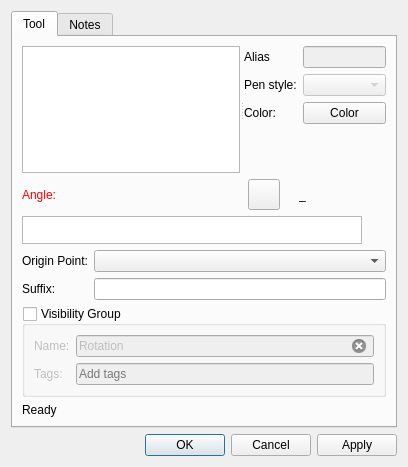
The window that src/libs/vtools/dialogs/tools/dialogrotation.ui (dismine/valentina) describes before a commit, drawn with Qt 5.
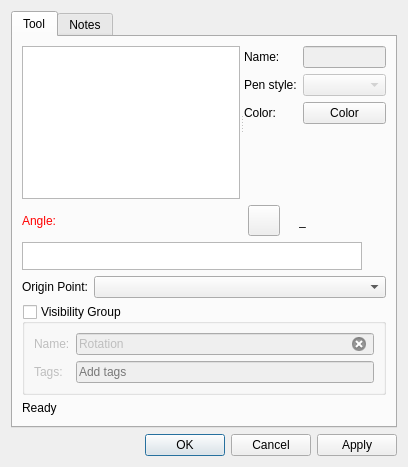
The same window after the commit. Icons and pictures are not drawn. Custom widgets are drawn as their Qt base class.

What changed in the file:
```diff
--- a/src/libs/vtools/dialogs/tools/dialogrotation.ui
+++ b/src/libs/vtools/dialogs/tools/dialogrotation.ui
@@ -39,7 +39,7 @@
            <item row="0" column="0">
             <widget class="QLabel" name="labelAlias">
              <property name="text">
-              <string>Alias</string>
+              <string>Name:</string>
              </property>
             </widget>
            </item>
@@ -297,16 +297,6 @@
          <item row="0" column="1">
           <widget class="QComboBox" name="comboBoxOriginPoint"/>
          </item>
-         <item row="1" column="0">
-          <widget class="QLabel" name="labelSuffix">
-           <property name="text">
-            <string>Suffix:</string>
-           </property>
-          </widget>
-         </item>
-         <item row="1" column="1">
-          <widget class="QLineEdit" name="lineEditSuffix"/>
-         </item>
         </layout>
        </item>
        <item>
```
Left out of the diff: 24 changed lines with no effect on the pictures.
